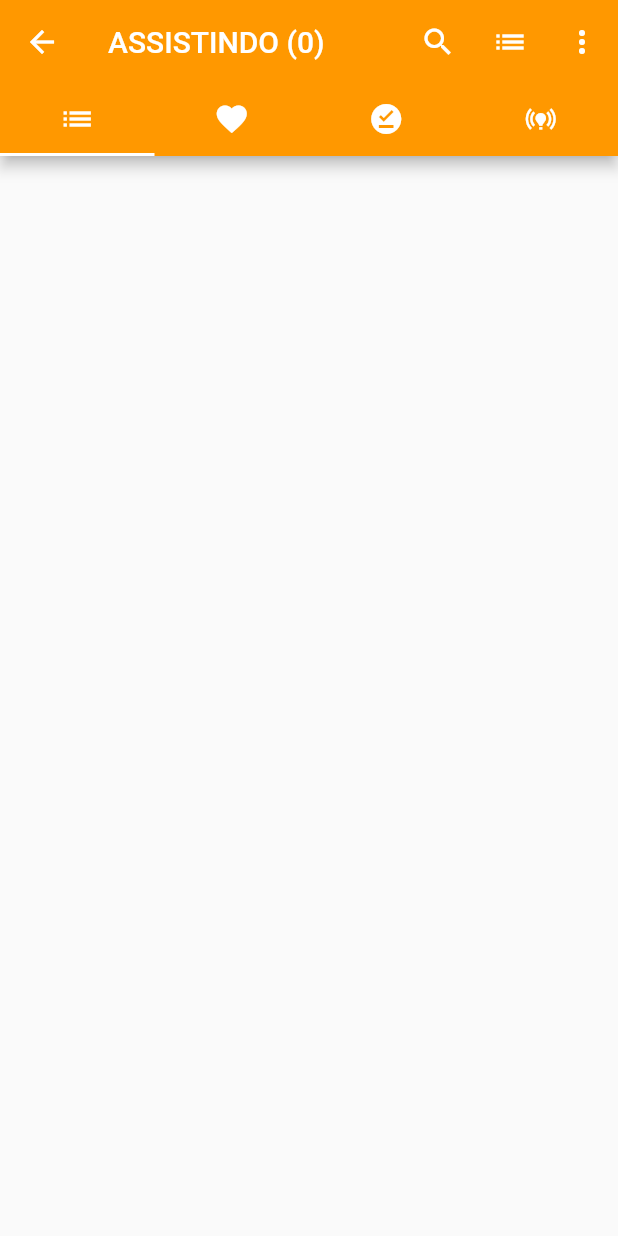
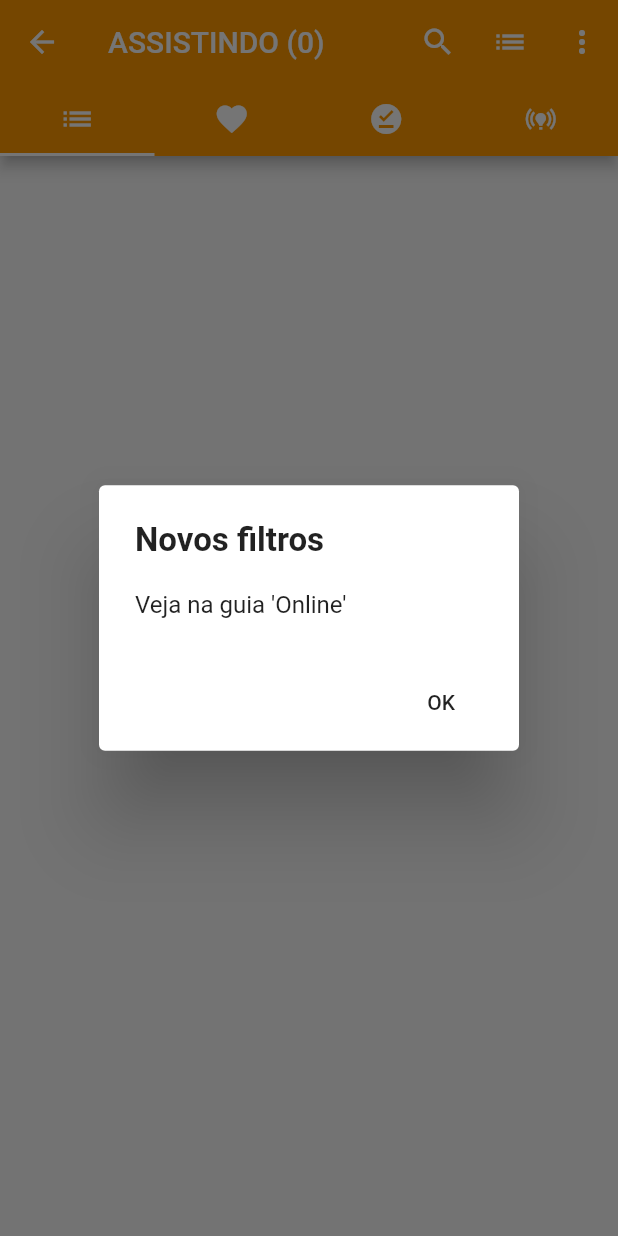
Before and after one commit to OokiiSoftware/Anime, a Flutter app: the MainPage screen opened directly, on a phone screen of 412 x 824 dp. Run offline on Flutter 3.47's test engine with Material 2 defaults, Android fonts, the phone set to English and light mode, and no system bars; our stand-ins replace dynamic_theme, firebase_auth, firebase_core, firebase_database, firebase_storage, google_sign_in and 2 more; missing offline and left inert: firebase_admob; accounts and stored records are empty.

Commit message:
Corrigido Filtro de intervalos
Adicionado dicas de filtro ao iniciar o app.

```diff
--- a/lib/auxiliar/config.dart
+++ b/lib/auxiliar/config.dart
@@ -147,3 +147,8 @@ class RunTime {
   }
 
 }
+
+abstract class AdChanged {
+  void onAdsShow();
+  void onAdsHide();
+}
--- a/lib/auxiliar/preferences.dart
+++ b/lib/auxiliar/preferences.dart
@@ -31,6 +31,7 @@ class PreferencesKey {
   static const String ABRIR_CONFIG_PAGE = "ABRIR_CONFIG_PAGE";
   static const String LIST_ORDER = "LIST_ORDER_2";
   static const String PAGE_ANIME_DICA_DESLIZE = "PAGE_ANIME_DICA_DESLIZE";
+  static const String PAGE_MAIN_DICA_FILTROS = "PAGE_MAIN_DICA_FILTROS_1";
 
   static const String FILTRO = 'filtro';
   static const String TUTORIAL = 'tutorial_01';
--- a/lib/pages/MainPage.dart
+++ b/lib/pages/MainPage.dart
@@ -23,6 +23,8 @@ class _MyState extends State<MainPage> with SingleTickerProviderStateMixin {
   BannerAd myBanner;
 
   //endregion
+
+  AnimesFragment animesFragmentOnline;
 
   //region overrides
 
@@ -54,11 +56,12 @@ class _MyState extends State<MainPage> with SingleTickerProviderStateMixin {
       Tooltip(message: Titles.main_page[2], child: Tab(icon: Icon(Icons.offline_pin, color: tintColor))),
       Tooltip(message: Titles.main_page[3], child: Tab(icon: Icon(Icons.online_prediction, color: tintColor))),
     ];
+    animesFragmentOnline = AnimesFragment(context, ListType.online);
     List<Widget> tabViews = [
       AnimesFragment(context, ListType.assistindo),
       AnimesFragment(context, ListType.favoritos),
       AnimesFragment(context, ListType.concluidos),
-      AnimesFragment(context, ListType.online),
+      animesFragmentOnline,
     ];
 
     if (!_isOnline) Config.itemListMode = ListMode.list;
@@ -123,10 +126,12 @@ class _MyState extends State<MainPage> with SingleTickerProviderStateMixin {
   void _init() {
     if (_tabController == null) {
       int initIndex = Config.currentTabInMainPage;
+      if (initIndex == 3) initIndex = 0;
       _tabController = TabController(length: 4, initialIndex: initIndex, vsync: this);
       _tabController.addListener(_onPageChanged);
     }
     _onPageChanged();
+    _mostrarDicas();
   }
 
   void _onMenuItemSelected(String value) async {
@@ -165,6 +170,20 @@ class _MyState extends State<MainPage> with SingleTickerProviderStateMixin {
     Config.currentTabInMainPage = index;
   }
 
+  void _mostrarDicas() async {
+    bool mostreiEssaDica = Preferences.getBool(PreferencesKey.PAGE_MAIN_DICA_FILTROS);
+
+    if (mostreiEssaDica) return;
+
+    await Future.delayed(Duration(milliseconds: 500));
+
+    Preferences.setBool(PreferencesKey.PAGE_MAIN_DICA_FILTROS, true);
+
+    var title = 'Novos filtros';
+    var content = Text("Veja na guia 'Online'");
+    DialogBox.dialogOK(context, title: title, content: [content]);
+  }
+
   void _loadAdMob() async {
     MobileAdTargetingInfo targetingInfo = MobileAdTargetingInfo(
       // keywords: <String>['flutterio', 'Anime'],
@@ -191,18 +210,6 @@ class _MyState extends State<MainPage> with SingleTickerProviderStateMixin {
     );
     if (await myBanner.load())
       await myBanner.show();
-
-    // InterstitialAd myInterstitial = InterstitialAd(
-    //   adUnitId: 'ca-app-pub-8585143969698496/1877059427',
-    //   targetingInfo: targetingInfo,
-    // );
-    // myInterstitial.listener = (MobileAdEvent event) {
-    //   // print("BannerAd event is $event");
-    //   if (event == MobileAdEvent.loaded) {
-    //     // myBanner.show();
-    //     // myInterstitial.dispose();
-    //   }
-    // };
   }
 
   //endregion
--- a/lib/sub_pages/animes_fragment.dart
+++ b/lib/sub_pages/animes_fragment.dart
@@ -12,6 +12,7 @@ class AnimesFragment extends StatefulWidget {
 
   @override
   _MyState createState() => _MyState(context, listType);
+
 }
 class _MyState extends State<AnimesFragment> with AutomaticKeepAliveClientMixin<AnimesFragment> {
 
@@ -190,7 +191,7 @@ class _MyState extends State<AnimesFragment> with AutomaticKeepAliveClientMixin<
         break;
       default:
         if (filtro.contains('-')) {
-          List<String> sp = filtro.split('-');
+          List<String> sp = filtro.split('-').toSet().toList()..sort((a, b) => a.compareTo(b));
           String init = sp[0] ?? '';
           String fim = sp[1] ?? 'Z';
           if (init.isEmpty) init = '';
```
Also changed, not shown: lib/pages/anime_page.dart (+41 -2 lines), lib/res/dialog_box.dart (+16 -0 lines).
